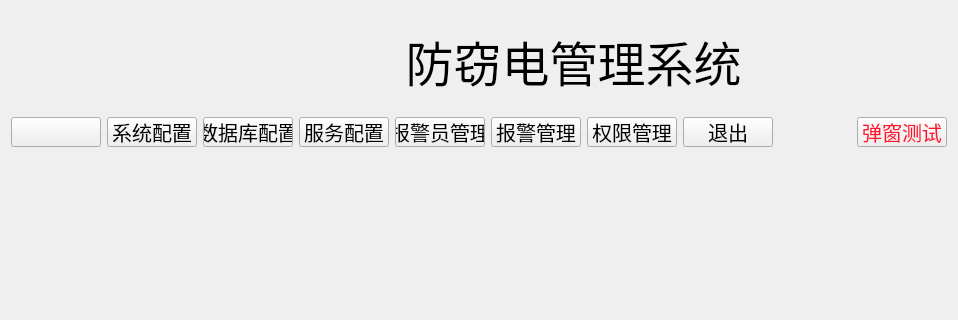
Above: Elec.ui from wanlong1215/test before the change; both pictures show x 0 to 958 and y 0 to 320 of the 958 by 669 pixel window. Below: the same form after it.
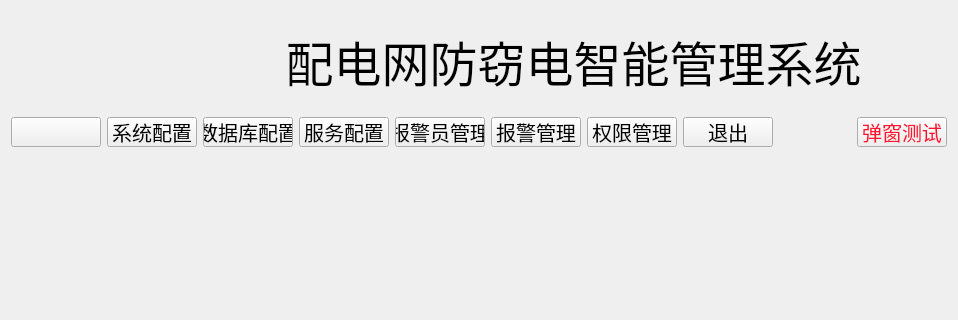
That is the form after the change. Icons and pictures are not drawn. Custom widgets are drawn as their Qt base class.

Diff of the .ui file:
```diff
--- a/Elec.ui
+++ b/Elec.ui
@@ -45,7 +45,7 @@
           </font>
          </property>
          <property name="text">
-          <string>防窃电管理系统</string>
+          <string>配电网防窃电智能管理系统</string>
          </property>
          <property name="alignment">
           <set>Qt::AlignCenter</set>
```
